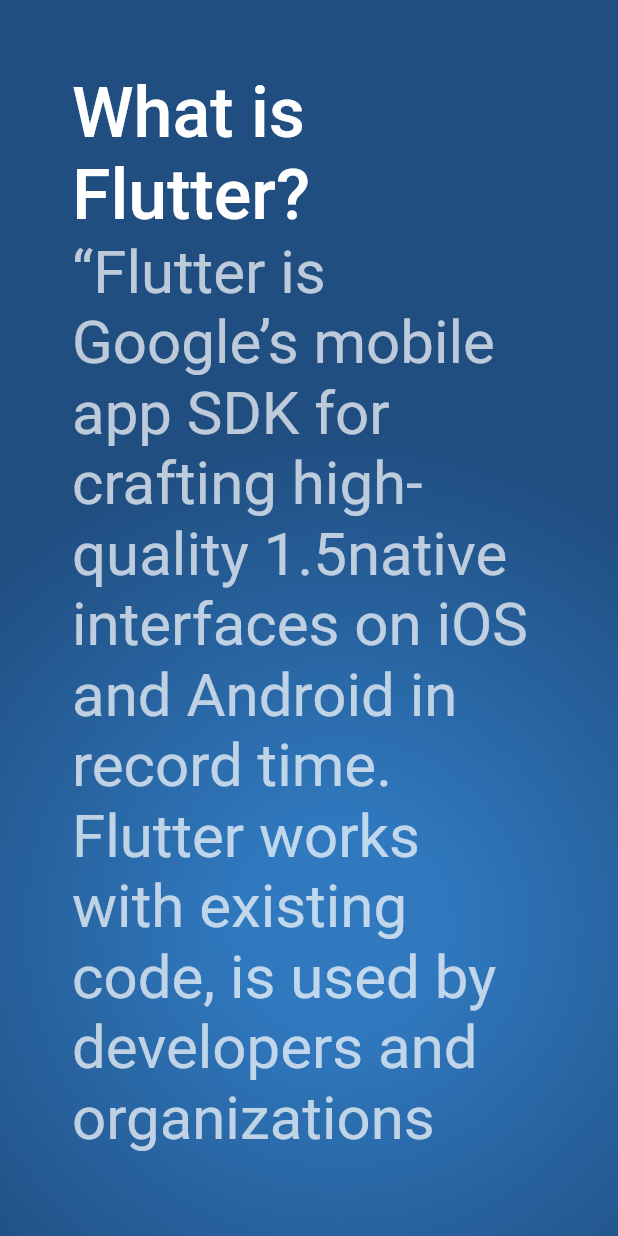
After one commit to jaggernod/flare-presentation, a Flutter app: the screen it shows after launch, swiped to page 3, on a phone screen of 412 x 824 dp. The commit adds this screen. Run offline on Flutter 3.47's test engine with Material 2 defaults, Android fonts, the light colour scheme and no system bars; our stand-ins replace flare_flutter.

Commit message:
Added proper slides

```diff
--- /dev/null
+++ b/lib/pager.dart
@@ -0,0 +1,65 @@
+import 'package:flare_flutter/flare_actor.dart';
+import 'package:flutter/cupertino.dart';
+import 'package:flutter/material.dart';
+import 'package:flutter_app/groke.dart';
+import 'package:flutter_app/slide.dart';
+
+class Pager extends StatelessWidget {
+  const Pager({Key key}) : super(key: key);
+
+  @override
+  Widget build(BuildContext context) {
+    return PageView(
+      children: <Widget>[
+        Slide(child: _buildFlareLogo(context)),
+        Slide(child: const Groke()),
+        Slide(child: _buildFlutterQuestion(context)),
+      ],
+    );
+  }
+
+  Widget _buildFlutterQuestion(BuildContext context) {
+    final queryData = MediaQuery.of(context);
+    double devicePixelRatio = queryData.devicePixelRatio;
+
+    return Padding(
+      padding: EdgeInsets.all(48.0),
+      child: Column(
+        mainAxisSize: MainAxisSize.max,
+        crossAxisAlignment: CrossAxisAlignment.start,
+        children: [
+          Text(
+            'What is Flutter?',
+            style: Theme.of(context)
+                .primaryTextTheme
+                .title
+                .copyWith(fontSize: 70 / devicePixelRatio),
+          ),
+          Expanded(
+            child: Center(
+              child: Text(
+                '“Flutter is Google’s mobile app SDK for crafting high-quality $devicePixelRatio'
+                    'native interfaces on iOS and Android in record time.'
+                    '\nFlutter works with existing code, is used by developers '
+                    'and organizations around the world, and is free and open source.”',
+                style: Theme.of(context)
+                    .primaryTextTheme
+                    .caption
+                    .copyWith(fontSize: 60 / devicePixelRatio),
+              ),
+            ),
+          ),
+        ],
+      ),
+    );
+  }
+
+  Widget _buildFlareLogo(BuildContext context) {
+    return FlareActor(
+      'assets/flare_logo.flr',
+      alignment: Alignment.center,
+      fit: BoxFit.contain,
+      animation: 'Build and Fade Out',
+    );
+  }
+}
--- /dev/null
+++ b/lib/slide.dart
@@ -0,0 +1,27 @@
+import 'package:flutter/material.dart';
+
+class Slide extends StatelessWidget {
+  final Widget child;
+  final List<Color> colors;
+
+  const Slide({
+    Key key,
+    @required this.child,
+    this.colors = const [Color(0xFF3079BF), Color(0xFF204E81)],
+  }) : super(key: key);
+
+  @override
+  Widget build(BuildContext context) {
+    return Container(
+      decoration: BoxDecoration(
+        gradient: RadialGradient(
+          center: Alignment(0.1, 0.5),
+          radius: 0.8,
+          colors: colors,
+          stops: [0.2, 1.0],
+        ),
+      ),
+      child: child,
+    );
+  }
+}
```
Also changed, not shown: lib/groke.dart (added, +150 -0 lines), lib/main.dart (+8 -182 lines), 1 other file.
